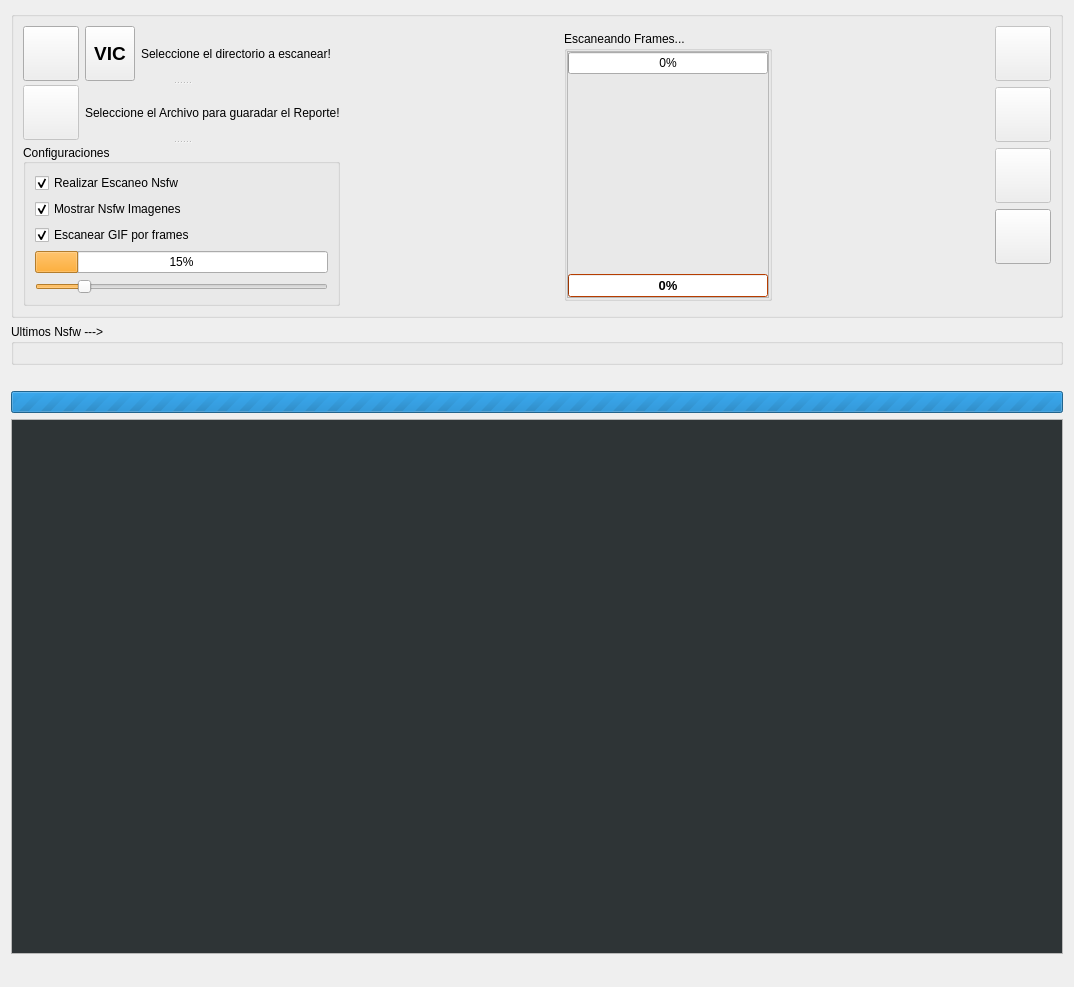
The window that src/ui/scann_ui/ui_nsfw_scann.ui (sclMAX/NsfwScannAndExplorer) describes before a commit, drawn with Qt 5.
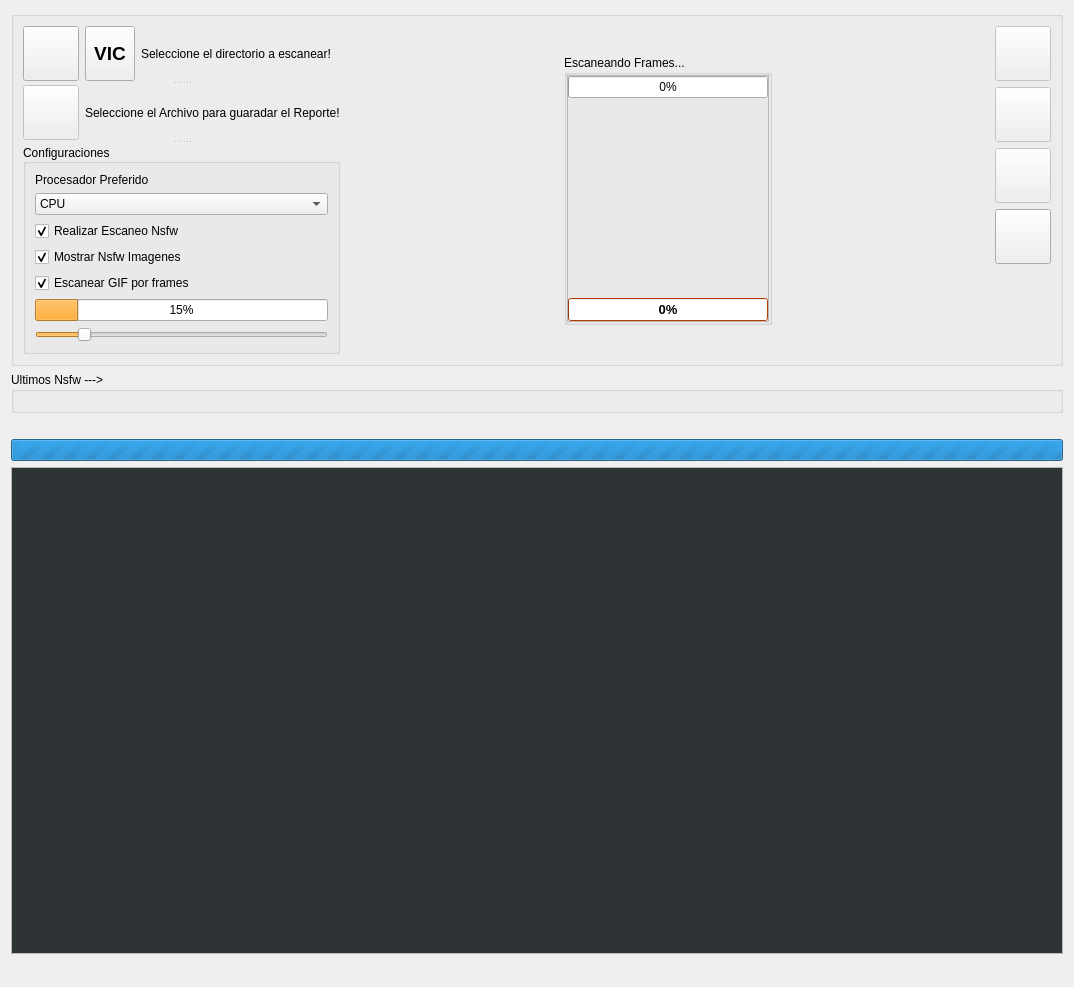
The same window after the commit. Icons and pictures are not drawn.

Commit message: Opciones de Procesador

Patch:
```diff
--- a/src/ui/scann_ui/ui_nsfw_scann.ui
+++ b/src/ui/scann_ui/ui_nsfw_scann.ui
@@ -260,6 +260,35 @@
           <set>Qt::AlignLeading|Qt::AlignLeft|Qt::AlignVCenter</set>
          </property>
          <layout class="QVBoxLayout" name="verticalLayout_3">
+          <item>
+           <widget class="QLabel" name="label">
+            <property name="text">
+             <string>Procesador Preferido</string>
+            </property>
+           </widget>
+          </item>
+          <item>
+           <widget class="QComboBox" name="cbxProcesador">
+            <property name="currentIndex">
+             <number>0</number>
+            </property>
+            <item>
+             <property name="text">
+              <string>CPU</string>
+             </property>
+            </item>
+            <item>
+             <property name="text">
+              <string>OpenCL</string>
+             </property>
+            </item>
+            <item>
+             <property name="text">
+              <string>OpenCL FP16</string>
+             </property>
+            </item>
+           </widget>
+          </item>
           <item>
            <widget class="QCheckBox" name="chkScannNsfw">
             <property name="toolTip">
```
The commit also changes 3 other files.
